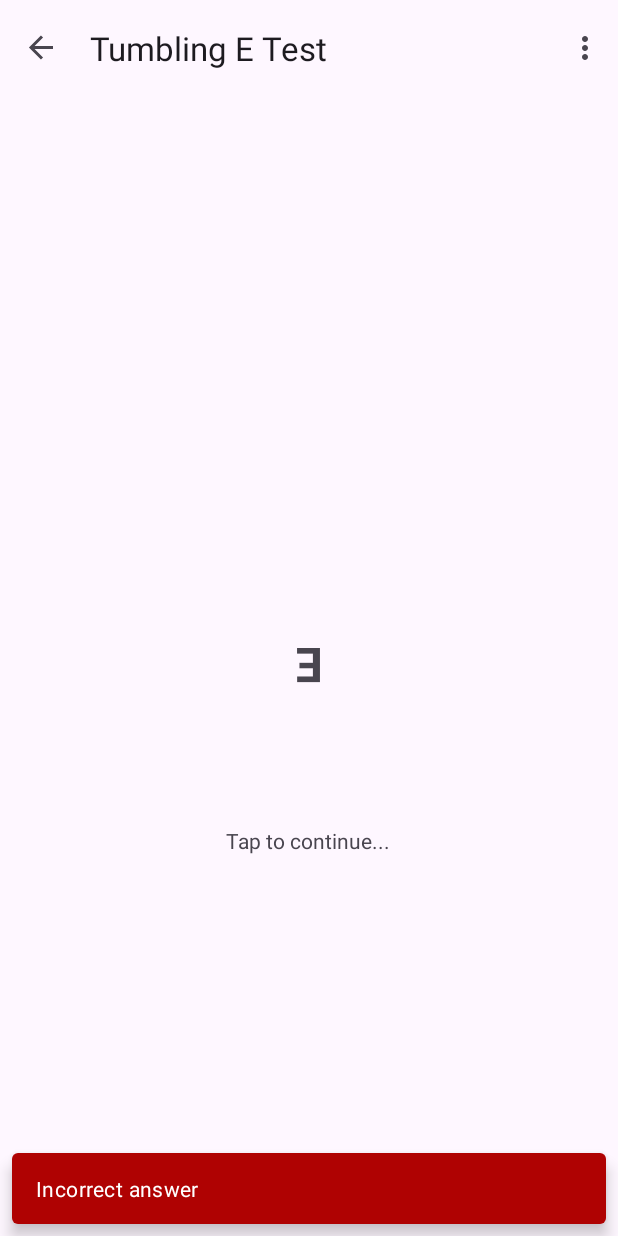
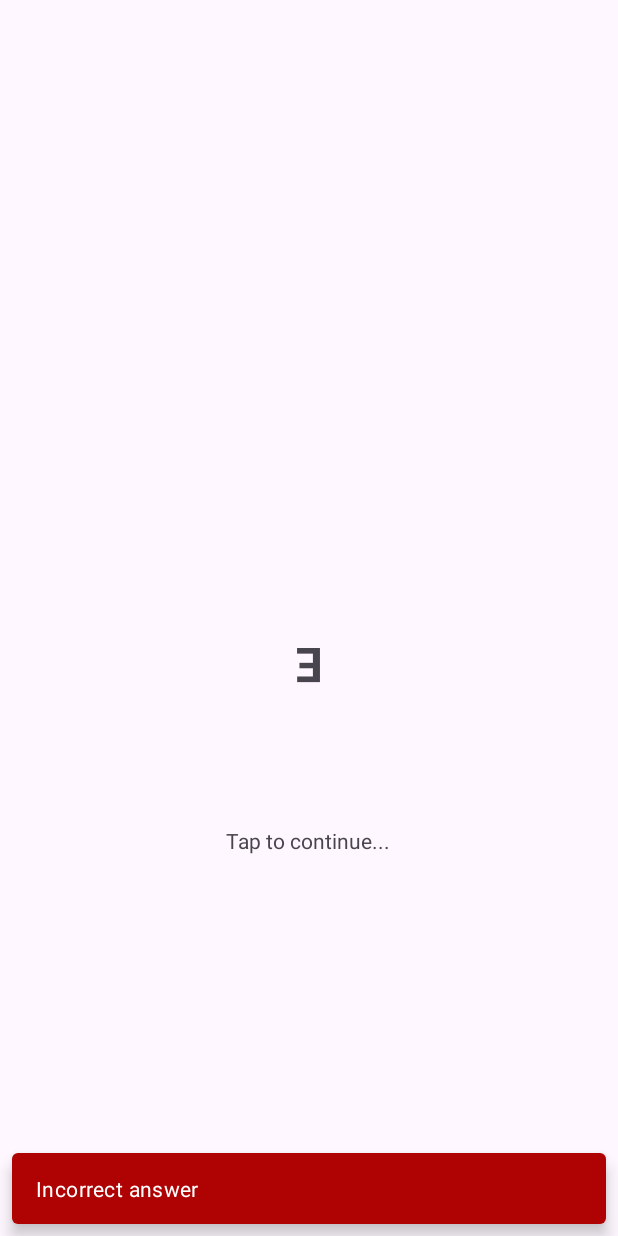
Before and after one commit to 210029073/cs3ip_lh3_myeyehealth, an Android app: the TumblingEAssessFragment screen opened through its navigation route, after a tap on an icon or button, on a phone screen of 412 x 824 dp. Run offline under Robolectric (Android 15) with nearby library versions, the phone set to English and light mode, and no system bars; our stand-ins replace navigation-ui; 2 statements that could not run were skipped.

Commit message:
Can now hide the toolbar when playing the tumbling e game, and shows after the game.

```diff
--- a/app/src/main/java/uk/ac/aston/ip/myeyehealth/vision_tools/tumblinge/TumblingEAssessFragment.java
+++ b/app/src/main/java/uk/ac/aston/ip/myeyehealth/vision_tools/tumblinge/TumblingEAssessFragment.java
@@ -1,5 +1,6 @@
 package uk.ac.aston.ip.myeyehealth.vision_tools.tumblinge;
 
+import androidx.appcompat.widget.Toolbar;
 import androidx.lifecycle.MutableLiveData;
 import androidx.lifecycle.ViewModelProvider;
 
@@ -65,7 +66,8 @@ public class TumblingEAssessFragment extends Fragment {
         int size = letterPosSize[0];
         int position = letterPosSize[1];
         AtomicInteger currScore = new AtomicInteger();
-
+        Toolbar toolbar = getActivity().findViewById(R.id.toolbar);
+        toolbar.setVisibility(View.INVISIBLE);
         binding.option1Card.setOnClickListener(optionSelected -> {
             int parsedSize = (int) binding.option1.getTextSize();
             int angle = (int) binding.option1.getRotation();
@@ -206,6 +208,9 @@ public class TumblingEAssessFragment extends Fragment {
                     //switch back to test
                     NavHostFragment.findNavController(TumblingEAssessFragment.this)
                             .navigate(R.id.action_tumblingEAssessFragment_to_homeFragment);
+
+                    Toolbar toolbar = getActivity().findViewById(R.id.toolbar);
+                    toolbar.setVisibility(View.VISIBLE);
                     return;
                 }
 
--- a/app/src/main/java/uk/ac/aston/ip/myeyehealth/vision_tools/tumblinge/TumblingETestFragment.java
+++ b/app/src/main/java/uk/ac/aston/ip/myeyehealth/vision_tools/tumblinge/TumblingETestFragment.java
@@ -1,5 +1,6 @@
 package uk.ac.aston.ip.myeyehealth.vision_tools.tumblinge;
 
+import androidx.appcompat.widget.Toolbar;
 import androidx.lifecycle.ViewModelProvider;
 import java.util.Random;
 import android.os.Bundle;
@@ -39,6 +40,9 @@ public class TumblingETestFragment extends Fragment {
     public void onViewCreated(@NonNull View view, @Nullable Bundle savedInstanceState) {
         super.onViewCreated(view, savedInstanceState);
 
+        Toolbar toolbar = getActivity().findViewById(R.id.toolbar);
+        toolbar.setVisibility(View.INVISIBLE);
+
         int[] letterE = randomManipulateE();
 
         //TODO: Need to hide navigation bar.
```
